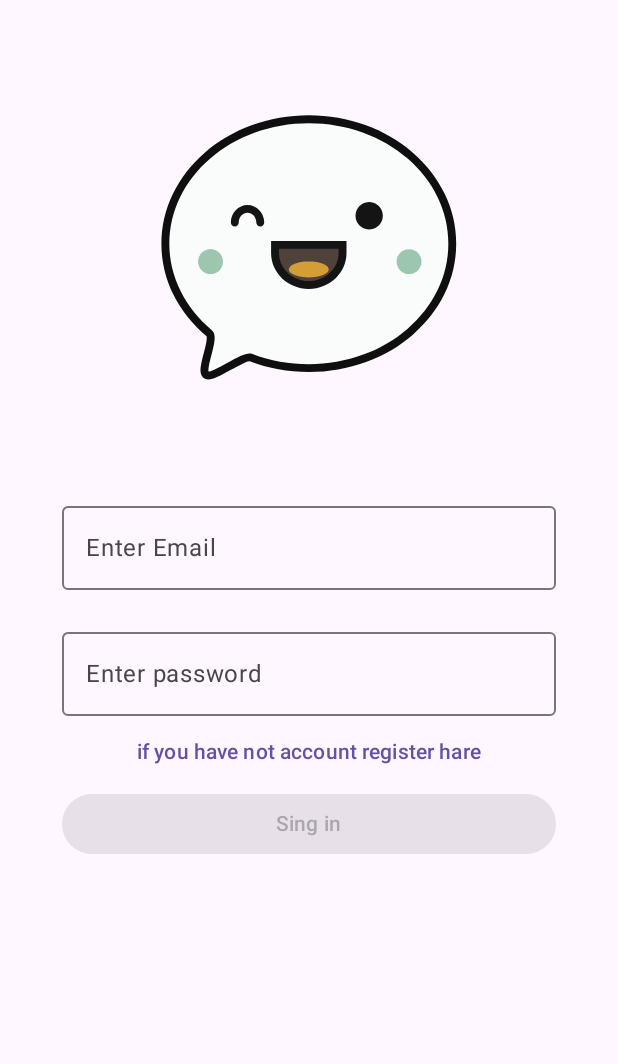
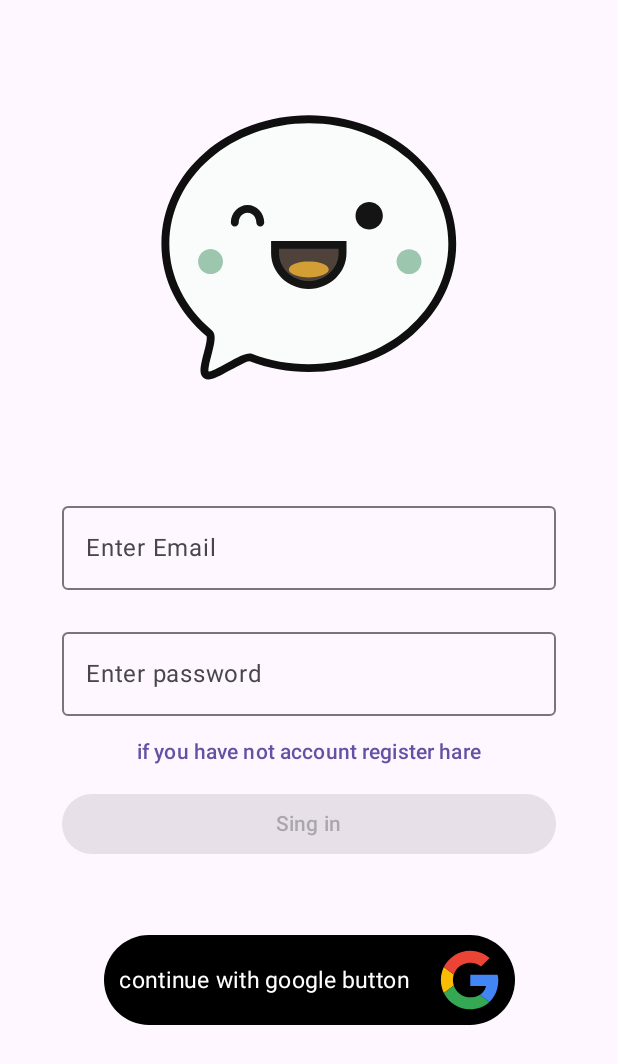
Before and after one commit to adil3811k/Chatter, an Android app built with Jetpack Compose: the screen it shows after launch (AuthActivity), on a phone screen of 412 x 824 dp. Shown: the top 1064 px of the screen. Run offline under Robolectric (Android 15) with nearby library versions, the phone set to English and light mode, and no system bars; our stand-ins replace Dagger/Hilt's generated code, Firebase (no records; nobody signed in at launch, a user with empty details on screens opened directly).

Commit message:
part tow google one tab sigin implement

```diff
--- a/app/build.gradle.kts
+++ b/app/build.gradle.kts
@@ -69,5 +69,7 @@ dependencies {
     implementation("org.jetbrains.kotlinx:kotlinx-serialization-json:1.7.3")
     implementation("androidx.navigation:navigation-compose:$nav_version")
     implementation("org.jetbrains.kotlinx:kotlinx-serialization-json:1.7.3")
-
+    implementation("com.google.android.gms:play-services-auth:21.2.0")
+    implementation("androidx.credentials:credentials:1.3.0")
+    implementation("com.google.android.libraries.identity.googleid:googleid:1.1.1")
 }
--- a/app/src/main/java/com/example/chatter/auth/ui/screens/AuthScreen.kt
+++ b/app/src/main/java/com/example/chatter/auth/ui/screens/AuthScreen.kt
@@ -21,10 +21,18 @@ fun AuthScreen() {
     val context= LocalContext.current as ComponentActivity
     NavHost(navController =  navController , startDestination = SigIn){
         composable<SigIn>{
-            SignScreen(isLoading = isLoading.value,navHostController =  navController, onSigIn = {email , password -> viewmodel.Singing(context, email , password)})
+            SignScreen(
+                isLoading = isLoading.value,
+                navHostController =  navController,
+                onSigIn = {email , password -> viewmodel.Singing(context, email , password)},
+                googleSignIn = {viewmodel.googleSigin(it)}
+            )
         }
         composable<Singup>{
-            SignUpScreen(isLoading = isLoading.value , onSigUp = {email  , password-> viewmodel.SignUp( context, email , password)})
+            SignUpScreen(
+                isLoading = isLoading.value ,
+                onSigUp = {email  , password-> viewmodel.SignUp( context, email , password)}
+            )
         }
     }
 
--- a/app/src/main/java/com/example/chatter/auth/ui/screens/SignScreen.kt
+++ b/app/src/main/java/com/example/chatter/auth/ui/screens/SignScreen.kt
@@ -1,14 +1,21 @@
 package com.example.chatter.auth.ui.screens
 
 import androidx.activity.ComponentActivity
+import androidx.compose.foundation.background
+import androidx.compose.foundation.clickable
+import androidx.compose.foundation.isSystemInDarkTheme
 import androidx.compose.foundation.layout.Arrangement
 import androidx.compose.foundation.layout.Box
 import androidx.compose.foundation.layout.Column
+import androidx.compose.foundation.layout.Row
 import androidx.compose.foundation.layout.Spacer
 import androidx.compose.foundation.layout.fillMaxHeight
 import androidx.compose.foundation.layout.fillMaxWidth
 import androidx.compose.foundation.layout.height
+import androidx.compose.foundation.layout.padding
 import androidx.compose.foundation.layout.size
+import androidx.compose.foundation.layout.width
+import androidx.compose.foundation.shape.RoundedCornerShape
 import androidx.compose.material3.Button
 import androidx.compose.material3.CircularProgressIndicator
 import androidx.compose.material3.Icon
@@ -22,11 +29,13 @@ import androidx.compose.runtime.setValue
 import androidx.compose.runtime.remember
 import androidx.compose.ui.Alignment
 import androidx.compose.ui.Modifier
+import androidx.compose.ui.draw.clip
 import androidx.compose.ui.graphics.Color
 import androidx.compose.ui.platform.LocalContext
 import androidx.compose.ui.res.painterResource
 import androidx.compose.ui.tooling.preview.Preview
 import androidx.compose.ui.unit.dp
+import androidx.compose.ui.unit.sp
 import androidx.hilt.navigation.compose.hiltViewModel
 import androidx.navigation.NavHostController
 import androidx.navigation.compose.rememberNavController
@@ -34,6 +43,7 @@ import com.example.chatter.R
 import com.example.chatter.auth.ui.AuthActivity
 import com.example.chatter.auth.ui.Singup
 import com.example.chatter.auth.ui.viewmodel.SigningSignOutViewModel
+import com.example.chatter.ui.theme.ChatterTheme
 
 @Composable
 fun SignScreen(
@@ -41,6 +51,7 @@ fun SignScreen(
     navHostController: NavHostController,
     modifier: Modifier = Modifier,
     onSigIn: (String, String) -> Unit,
+    googleSignIn: (ComponentActivity) -> Unit
 ) {
     var email by remember {
         mutableStateOf(value = "")
@@ -48,6 +59,7 @@ fun SignScreen(
     var password by remember {
         mutableStateOf(value = "")
     }
+    val context = LocalContext.current as ComponentActivity
     Column (
         verticalArrangement = Arrangement.Center,
         horizontalAlignment = Alignment.CenterHorizontally
@@ -93,8 +105,35 @@ fun SignScreen(
         ) {
             Text("Sing in")
         }
+        Spacer(modifier = modifier.height(50.dp))
         if (isLoading){
             CircularProgressIndicator()
         }
+        Row(
+            modifier = modifier
+                .clip(RoundedCornerShape(50f))
+                .background(if(isSystemInDarkTheme()) Color.White else Color.Black)
+                .clickable{
+                    googleSignIn(context)
+                },
+            horizontalArrangement = Arrangement.SpaceEvenly,
+            verticalAlignment = Alignment.CenterVertically,
+        ){
+            Text(
+                text = "continue with google button",
+                modifier = modifier.padding(start = 10.dp),
+                color = if(isSystemInDarkTheme()) Color.Black else Color.White,
+                fontSize = 15.sp
+            )
+            Spacer(modifier = modifier.width(20.dp))
+            Icon(
+                painter = painterResource(R.drawable.google_log),
+                contentDescription = "Google Logo",
+                tint = Color.Unspecified,
+                modifier = modifier.padding(vertical = 10.dp)
+                    .padding(end = 10.dp)
+                    .size(40.dp)
+            )
+        }
     }
 }
--- /dev/null
+++ b/app/src/main/res/drawable/google_log.xml
@@ -0,0 +1,30 @@
+<vector xmlns:android="http://schemas.android.com/apk/res/android"
+    android:width="800dp"
+    android:height="800dp"
+    android:viewportWidth="48"
+    android:viewportHeight="48">
+  <path
+      android:pathData="M10.327,24C10.327,22.476 10.58,21.014 11.032,19.644L3.123,13.604C1.582,16.734 0.714,20.26 0.714,24C0.714,27.737 1.581,31.261 3.12,34.388L11.025,28.337C10.577,26.973 10.327,25.517 10.327,24"
+      android:strokeWidth="1"
+      android:fillColor="#FBBC05"
+      android:fillType="evenOdd"
+      android:strokeColor="#00000000"/>
+  <path
+      android:pathData="M24.214,10.133C27.525,10.133 30.516,11.307 32.866,13.227L39.702,6.4C35.536,2.773 30.195,0.533 24.214,0.533C14.927,0.533 6.945,5.844 3.123,13.604L11.032,19.644C12.855,14.112 18.049,10.133 24.214,10.133"
+      android:strokeWidth="1"
+      android:fillColor="#EB4335"
+      android:fillType="evenOdd"
+      android:strokeColor="#00000000"/>
+  <path
+      android:pathData="M24.214,37.867C18.049,37.867 12.855,33.888 11.032,28.356L3.123,34.395C6.945,42.156 14.927,47.467 24.214,47.467C29.945,47.467 35.418,45.431 39.525,41.618L32.018,35.814C29.9,37.149 27.232,37.867 24.214,37.867"
+      android:strokeWidth="1"
+      android:fillColor="#34A853"
+      android:fillType="evenOdd"
+      android:strokeColor="#00000000"/>
+  <path
+      android:pathData="M46.645,24C46.645,22.613 46.432,21.12 46.111,19.733L24.214,19.733L24.214,28.8L36.818,28.8C36.188,31.891 34.472,34.268 32.018,35.814L39.525,41.618C43.839,37.614 46.645,31.649 46.645,24"
+      android:strokeWidth="1"
+      android:fillColor="#4285F4"
+      android:fillType="evenOdd"
+      android:strokeColor="#00000000"/>
+</vector>
--- a/app/src/main/res/values/strings.xml
+++ b/app/src/main/res/values/strings.xml
@@ -1,4 +1,5 @@
 <resources>
     <string name="app_name">Chatter</string>
     <string name="title_activity_main">MainActivity</string>
+    <string name="Server_clint_id">658116732531-tqrffdoretmnefkmioobredhphld98hs.apps.googleusercontent.com</string>
 </resources>
```
Also changed, not shown: app/src/main/java/com/example/chatter/auth/ui/viewmodel/SiginSignOutViewModel.kt (+46 -1 lines).
